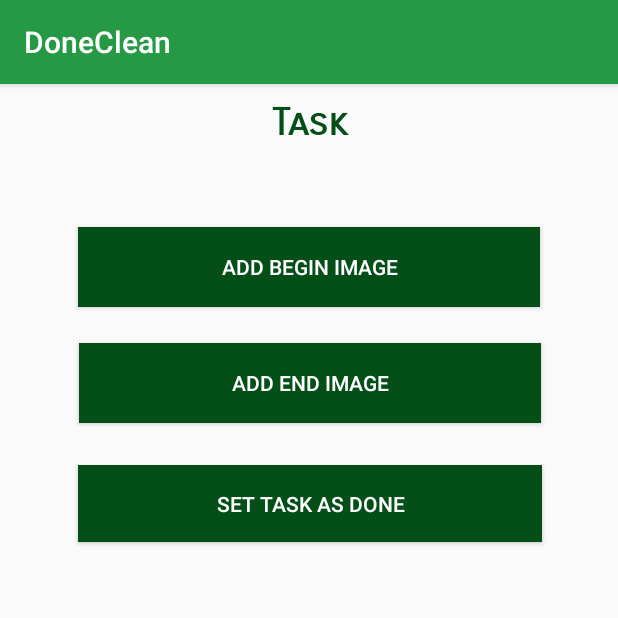
After one commit to Nav1996/DoneCLean, an Android app: the CleanerTask screen opened directly, with no data from a screen before it, on a phone screen of 412 x 824 dp, the top half of it. The commit adds this screen. Run offline under Robolectric (Android 15) with nearby library versions, the phone set to English and light mode, and no system bars; our stand-ins replace Firebase (no records; nobody signed in at launch, a user with empty details on screens opened directly).

Commit message:
Cleaner page updated

```diff
--- a/app/src/main/java/com/example/android/employeesmanagementsoftware/Cleaner/CleanerMainPage.java
+++ b/app/src/main/java/com/example/android/employeesmanagementsoftware/Cleaner/CleanerMainPage.java
@@ -92,7 +92,7 @@ public class CleanerMainPage extends AppCompatActivity {
         tasksList.setOnItemClickListener(new AdapterView.OnItemClickListener() {
             @Override
             public void onItemClick(AdapterView<?> adapterView, View view, int i, long l) {
-                Intent intent = new Intent(CleanerMainPage.this, AddPictures.class);
+                Intent intent = new Intent(CleanerMainPage.this, CleanerTask.class);
                 intent.putExtra("Task_ID", taskIDs.get(i));
                 startActivity(intent);
             }
--- /dev/null
+++ b/app/src/main/java/com/example/android/employeesmanagementsoftware/Cleaner/CleanerTask.java
@@ -0,0 +1,94 @@
+package com.example.android.employeesmanagementsoftware.Cleaner;
+
+import androidx.annotation.NonNull;
+import androidx.appcompat.app.AppCompatActivity;
+import com.example.android.employeesmanagementsoftware.R;
+import com.example.android.employeesmanagementsoftware.StartingPageActivity;
+import com.google.firebase.database.DataSnapshot;
+import com.google.firebase.database.DatabaseError;
+import com.google.firebase.database.DatabaseReference;
+import com.google.firebase.database.FirebaseDatabase;
+import com.google.firebase.database.Query;
+import com.google.firebase.database.ValueEventListener;
+
+import android.content.Intent;
+import android.os.Bundle;
+import android.view.View;
+import android.widget.Button;
+import android.widget.TextView;
+import android.widget.Toast;
+
+import org.jetbrains.annotations.NotNull;
+
+public class CleanerTask extends AppCompatActivity {
+    TextView taskname;
+    Button addBegin, addEnd, setDone;
+    String taskId;
+
+    @Override
+    protected void onCreate(Bundle savedInstanceState) {
+        super.onCreate(savedInstanceState);
+        setContentView(R.layout.activity_cleaner_task);
+
+        taskname = findViewById(R.id.cleanertaskname);
+        addBegin = findViewById(R.id.addBegin);
+        addEnd = findViewById(R.id.addEnd);
+        setDone = findViewById(R.id.setDone);
+
+        Intent intent = getIntent();
+        taskId = intent.getStringExtra("Task_ID");
+
+        getTask(taskId);
+
+        addBegin.setOnClickListener(new View.OnClickListener() {
+            @Override
+            public void onClick(View view) {
+                Intent intent = new Intent(CleanerTask.this, AddPictures.class);
+                intent.putExtra("Task_ID", taskId);
+                startActivity(intent);
+            }
+        });
+
+        addEnd.setOnClickListener(new View.OnClickListener() {
+            @Override
+            public void onClick(View view) {
+                Intent intent = new Intent(CleanerTask.this, AddPictures.class);
+                intent.putExtra("Task_ID", taskId);
+                startActivity(intent);
+            }
+        });
+
+    }
+
+    private void getTask(String taskId) {
+        DatabaseReference dbref = FirebaseDatabase.getInstance().getReference().child("Tasks").child(taskId);
+
+        dbref.addValueEventListener(new ValueEventListener() {
+            @Override
+            public void onDataChange(@NonNull @NotNull DataSnapshot dataSnapshot) {
+                if (dataSnapshot.exists()) {
+                    taskname.setText(dataSnapshot.child("name").getValue().toString());
+
+                    setDone.setOnClickListener(new View.OnClickListener() {
+                        @Override
+                        public void onClick(View view) {
+                            DatabaseReference dref = dataSnapshot.child("done").getRef();
+                            dref.setValue(true);
+
+                            dataSnapshot.getRef().removeValue();
+                            Toast.makeText(getApplicationContext(), "Task removed successfully", Toast.LENGTH_SHORT).show();
+                            Intent intent = new Intent(CleanerTask.this, StartingPageActivity.class);
+                            startActivity(intent);
+                        }
+                    });
+
+                }
+            }
+
+            @Override
+            public void onCancelled(@NonNull @NotNull DatabaseError databaseError) {
+
+            }
+        });
+    }
+}
--- /dev/null
+++ b/app/src/main/res/layout/activity_cleaner_task.xml
@@ -0,0 +1,62 @@
+<?xml version="1.0" encoding="utf-8"?>
+<androidx.constraintlayout.widget.ConstraintLayout xmlns:android="http://schemas.android.com/apk/res/android"
+    xmlns:app="http://schemas.android.com/apk/res-auto"
+    xmlns:tools="http://schemas.android.com/tools"
+    android:layout_width="match_parent"
+    android:layout_height="match_parent"
+    tools:context=".Cleaner.CleanerTask">
+
+    <TextView
+        android:id="@+id/cleanertaskname"
+        android:layout_width="fill_parent"
+        android:layout_height="wrap_content"
+        android:fontFamily="sans-serif-smallcaps"
+        android:gravity="center"
+        android:padding="10dp"
+        android:text="Task"
+        android:textColor="@color/colorPrimaryDark"
+        android:textSize="25sp"
+        android:textStyle="bold"
+        tools:ignore="MissingConstraints" />
+
+    <Button
+        android:id="@+id/addBegin"
+        android:layout_width="308dp"
+        android:layout_height="53dp"
+        android:layout_marginTop="44dp"
+        android:background="@color/colorPrimaryDark"
+        android:text="Add Begin Image"
+        android:textColor="@color/whitecolor"
+        app:layout_constraintEnd_toEndOf="parent"
+        app:layout_constraintStart_toStartOf="parent"
+        app:layout_constraintTop_toBottomOf="@+id/cleanertaskname" />
+
+    <Button
+        android:id="@+id/addEnd"
+        android:layout_width="308dp"
+        android:layout_height="53dp"
+        android:layout_marginTop="24dp"
+        android:background="@color/colorPrimaryDark"
+        android:text="Add End Image"
+        android:textColor="@color/whitecolor"
+        app:layout_constraintEnd_toEndOf="parent"
+        app:layout_constraintHorizontal_bias="0.504"
+        app:layout_constraintStart_toStartOf="parent"
+        app:layout_constraintTop_toBottomOf="@+id/addBegin" />
+
+    <Button
+        android:id="@+id/setDone"
+        android:layout_width="309dp"
+        android:layout_height="51dp"
+        android:layout_marginTop="28dp"
+        android:background="@color/colorPrimaryDark"
+        android:text="Set Task as Done"
+        android:textColor="@color/whitecolor"
+        app:layout_constraintBottom_toBottomOf="parent"
+        app:layout_constraintEnd_toEndOf="parent"
+        app:layout_constraintHorizontal_bias="0.509"
+        app:layout_constraintStart_toStartOf="parent"
+        app:layout_constraintTop_toBottomOf="@+id/addEnd"
+        app:layout_constraintVertical_bias="0.0" />
+
+</androidx.constraintlayout.widget.ConstraintLayout>
```
Also changed, not shown: app/src/main/AndroidManifest.xml (+9 -5 lines), app/src/main/java/com/example/android/employeesmanagementsoftware/Cleaner/AddPictures.java (+18 -0 lines), app/src/main/java/com/example/android/employeesmanagementsoftware/CleanerDB/CleanerActivity.java (+5 -5 lines), app/src/main/java/com/example/android/employeesmanagementsoftware/SiteDB/SiteActivity.java (+74 -14 lines), app/src/main/java/com/example/android/employeesmanagementsoftware/TaskCreation/TaskCreation.java (+37 -49 lines), app/src/main/java/com/example/android/employeesmanagementsoftware/data/Models/TaskClass.java (+11 -2 lines), app/src/main/res/layout/activity_task_creation.xml (+7 -11 lines).
